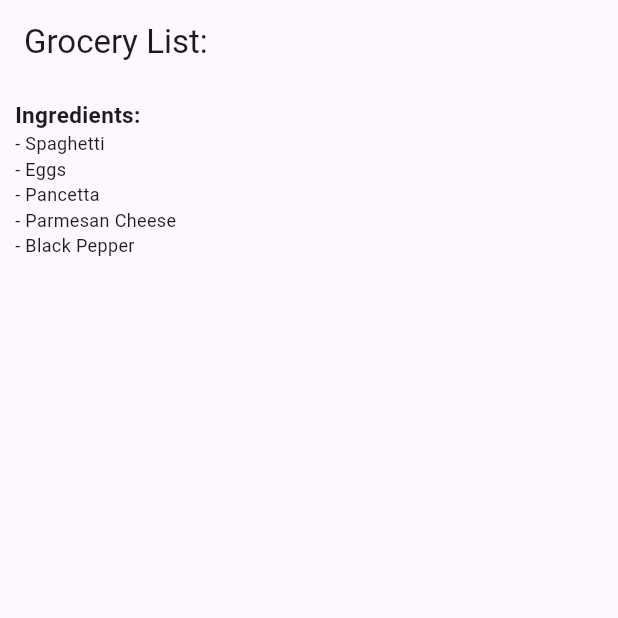
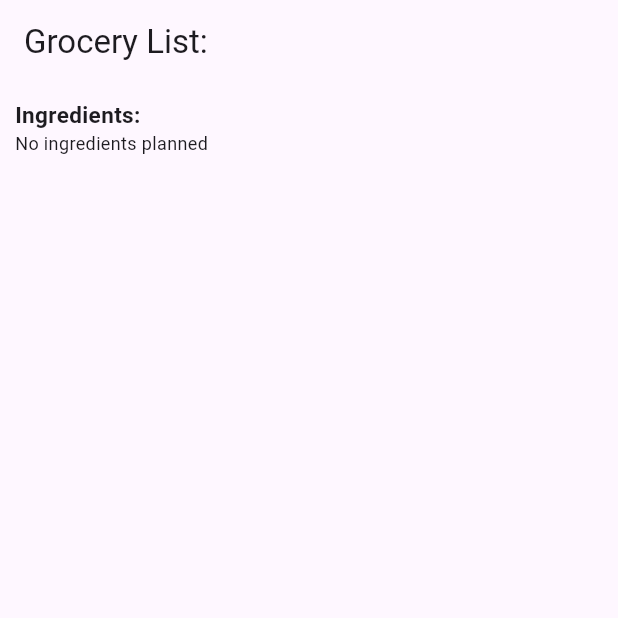
Before and after one commit to Rjbern/CIS-350-Project, a Flutter app: the GroceriesPage screen opened directly, on a phone screen of 412 x 824 dp, the top half of it. Run offline on Flutter 3.47's test engine with Material 3 defaults, Android fonts, the phone set to English and light mode, and no system bars; our stand-ins replace hive, hive_flutter, table_calendar; accounts and stored records are empty.

Commit message:
Linked Grocery list to planned meals

```diff
--- a/lib/globals.dart
+++ b/lib/globals.dart
@@ -3,6 +3,7 @@ import 'package:project_testing1/recipe_adapter.dart';
 //Define Global Variables here
 String recipeStorageName = 'recipeStorage';
 String plannedMealStorageName = 'plannedMealsStorage';
+List<String> plannedIngredientsName = [];
 
 Recipe starterRecipe = Recipe(
     'Spaghetti Carbonara',
--- a/lib/groceries_page.dart
+++ b/lib/groceries_page.dart
@@ -2,13 +2,16 @@ import 'package:flutter/material.dart';
 import 'package:project_testing1/recipe_adapter.dart';
 import 'package:project_testing1/globals.dart';
 
-class GroceriesPage extends StatelessWidget {
+class GroceriesPage extends StatefulWidget {
   const GroceriesPage({super.key});
 
   @override
+  _GroceriesPageState createState() => _GroceriesPageState();
+}
+
+class _GroceriesPageState extends State<GroceriesPage> {
+  @override
   Widget build(BuildContext context) {
-    Recipe recipe = starterRecipe;
-
     return Scaffold(
       appBar: AppBar(
         title: const Text('Grocery List:'),
@@ -18,12 +21,18 @@ class GroceriesPage extends StatelessWidget {
         child: Column(
           crossAxisAlignment: CrossAxisAlignment.start,
           children: [
-                const Text('Ingredients:',
-                    style:
-                        TextStyle(fontSize: 15, fontWeight: FontWeight.bold)),
-                for (var ingredient in recipe.ingredients)
-                  Text('- $ingredient', style: const TextStyle(fontSize: 12)),
+            const Text(
+              'Ingredients:',
+              style: TextStyle(fontSize: 15, fontWeight: FontWeight.bold),
+            ),
+            if (plannedIngredientsName.isEmpty)
+              const Text('No ingredients planned',
+                  style: TextStyle(fontSize: 12)),
+            for (var i in plannedIngredientsName)
+              Text('- $i', style: const TextStyle(fontSize: 12)),
           ],
-            )));
+        ),
+      ),
+    );
   }
 }
--- a/lib/main.dart
+++ b/lib/main.dart
@@ -46,6 +46,7 @@ class MyHomePage extends StatefulWidget {
 
 class _MyHomePageState extends State<MyHomePage> {
   int currentPage = 0;
+  DateTime focusedDay = DateTime.now();
   List<Widget> pages = const [
     HomePage(),
     RecipePage(),
```
Also changed, not shown: lib/home_page.dart (+18 -1 lines). Lines whose indentation alone changed are shown as unchanged.
